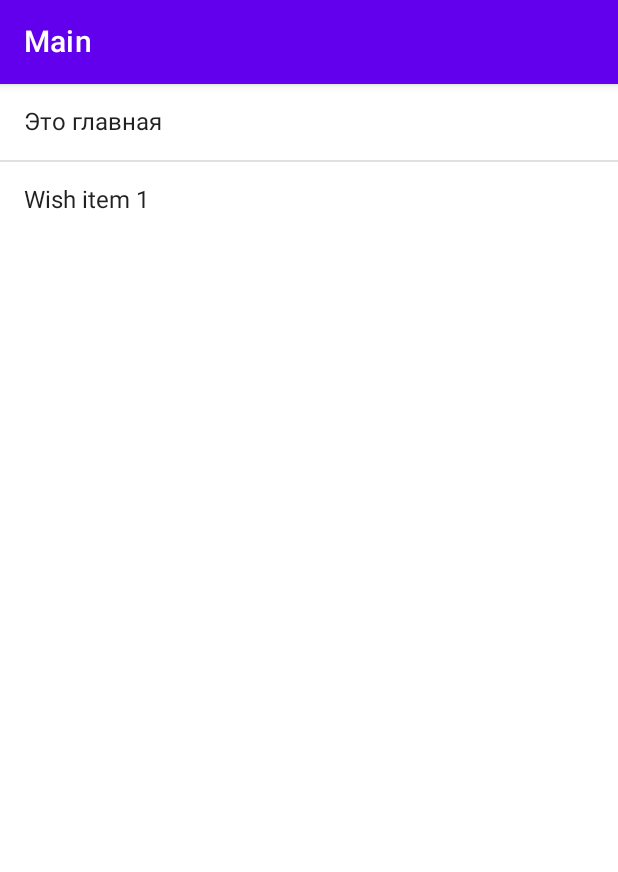
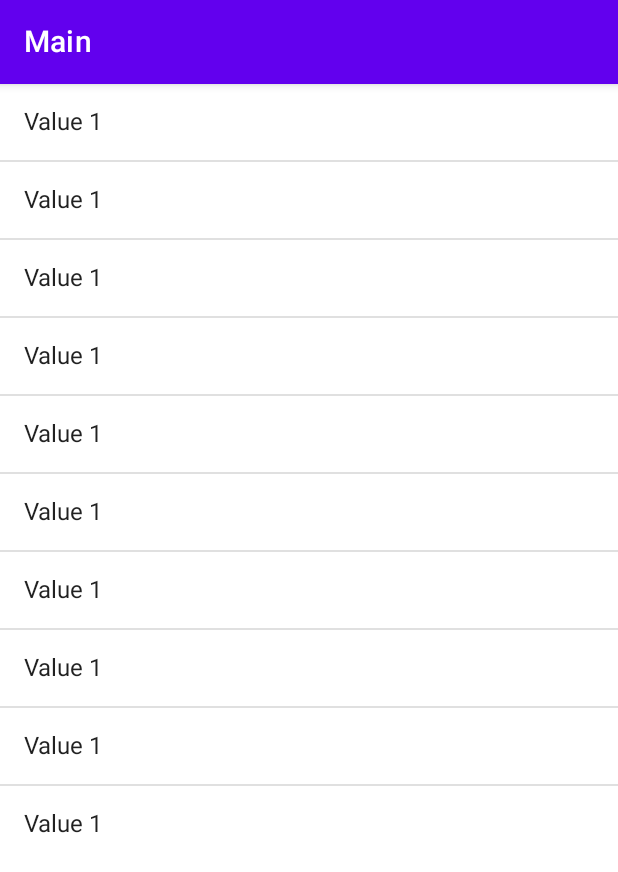
Before and after one commit to VitaliyBelyaev/WishApp, an Android app built with Jetpack Compose: the screen it shows after launch (AppActivity), on a phone screen of 412 x 824 dp. Shown: the top 872 px of the screen. Run offline under Robolectric (Android 15) with nearby library versions, the phone set to English and light mode, and no system bars.

Commit message:
Add main view model

```diff
--- /dev/null
+++ b/app/src/main/java/ru/vitaliy/belyaev/wishapp/entity/Wish.kt
@@ -0,0 +1,8 @@
+package ru.vitaliy.belyaev.wishapp.entity
+
+data class Wish(
+    val id: String,
+    val value: String,
+    val comment: String = "",
+    val link: String = "",
+)
--- a/app/src/main/java/ru/vitaliy/belyaev/wishapp/navigation/Navigation.kt
+++ b/app/src/main/java/ru/vitaliy/belyaev/wishapp/navigation/Navigation.kt
@@ -5,16 +5,22 @@ import androidx.navigation.compose.NavHost
 import androidx.navigation.compose.composable
 import androidx.navigation.compose.rememberNavController
 import ru.vitaliy.belyaev.wishapp.Main
+import ru.vitaliy.belyaev.wishapp.ui.main.MainViewModel
 import ru.vitaliy.belyaev.wishapp.ui.wishdetailed.WishDetailed
 
 @Composable
-fun Navigation() {
+fun Navigation(mainViewModel: MainViewModel) {
     val navController = rememberNavController()
     NavHost(navController = navController, startDestination = MainScreen.ROUTE) {
-        composable(MainScreen.ROUTE) { Main(navController) }
+        composable(MainScreen.ROUTE) {
+            Main(
+                { navController.navigate(WishDetailedScreen.route(it.id)) },
+                mainViewModel.wishItems
+            )
+        }
         composable(WishDetailedScreen.ROUTE) { navBackStackEntry ->
             WishDetailed(
-                navController,
+                { navController.popBackStack() },
                 navBackStackEntry.arguments?.getString(WishDetailedScreen.ARG_WISH_ID) ?: ""
             )
         }
--- a/app/src/main/java/ru/vitaliy/belyaev/wishapp/ui/AppActivity.kt
+++ b/app/src/main/java/ru/vitaliy/belyaev/wishapp/ui/AppActivity.kt
@@ -3,17 +3,22 @@ package ru.vitaliy.belyaev.wishapp.ui
 import android.os.Bundle
 import androidx.activity.ComponentActivity
 import androidx.activity.compose.setContent
+import androidx.activity.viewModels
 import androidx.compose.material.MaterialTheme
 import androidx.compose.material.Surface
 import androidx.compose.runtime.Composable
 import ru.vitaliy.belyaev.wishapp.navigation.Navigation
+import ru.vitaliy.belyaev.wishapp.ui.main.MainViewModel
 import ru.vitaliy.belyaev.wishapp.ui.theme.WishAppTheme
 
 class AppActivity : ComponentActivity() {
+
+    val mainViewModel by viewModels<MainViewModel>()
+
     override fun onCreate(savedInstanceState: Bundle?) {
         super.onCreate(savedInstanceState)
         setContent {
-            App { Navigation() }
+            App { Navigation(mainViewModel) }
         }
     }
 }
--- a/app/src/main/java/ru/vitaliy/belyaev/wishapp/ui/main/Main.kt
+++ b/app/src/main/java/ru/vitaliy/belyaev/wishapp/ui/main/Main.kt
@@ -12,12 +12,14 @@ import androidx.compose.runtime.Composable
 import androidx.compose.ui.Modifier
 import androidx.compose.ui.tooling.preview.Preview
 import androidx.compose.ui.unit.dp
-import androidx.navigation.NavController
-import ru.vitaliy.belyaev.wishapp.navigation.WishDetailedScreen
+import ru.vitaliy.belyaev.wishapp.entity.Wish
 import ru.vitaliy.belyaev.wishapp.ui.topappbar.TopAppBar
 
 @Composable
-fun Main(navController: NavController? = null) =
+fun Main(
+    onWishClicked: (Wish) -> Unit,
+    items: List<Wish>
+) =
     TopAppBar(title = "Main") { topBarAppData ->
         val scrollState = rememberScrollState()
 
@@ -26,22 +28,20 @@ fun Main(navController: NavController? = null) =
                 .padding(topBarAppData.paddingValues)
                 .verticalScroll(scrollState)
         ) {
-            Text(
-                modifier = Modifier
-                    .fillMaxWidth()
-                    .padding(16.dp),
-                text = "Это главная"
-            )
 
-            Divider()
+            items.forEachIndexed { index, wish ->
+                Text(
+                    modifier = Modifier
+                        .fillMaxWidth()
+                        .clickable { onWishClicked.invoke(wish) }
+                        .padding(16.dp),
+                    text = wish.value
+                )
 
-            Text(
-                modifier = Modifier
-                    .fillMaxWidth()
-                    .clickable { navController?.navigate(WishDetailedScreen.route("1")) }
-                    .padding(16.dp),
-                text = "Wish item 1"
-            )
+                if (index != items.lastIndex) {
+                    Divider()
+                }
+            }
         }
 
     }
@@ -49,5 +49,8 @@ fun Main(navController: NavController? = null) =
 @Preview
 @Composable
 fun MainPreview() {
-    Main()
+    Main(
+        {},
+        emptyList()
+    )
 }
--- /dev/null
+++ b/app/src/main/java/ru/vitaliy/belyaev/wishapp/ui/main/MainViewModel.kt
@@ -0,0 +1,40 @@
+package ru.vitaliy.belyaev.wishapp.ui.main
+
+import androidx.compose.runtime.mutableStateListOf
+import androidx.lifecycle.ViewModel
+import ru.vitaliy.belyaev.wishapp.entity.Wish
+
+class MainViewModel : ViewModel() {
+
+    var wishItems = mutableStateListOf<Wish>()
+        private set
+
+
+    init {
+        val items = listOf(
+            Wish("1", "Value 1"),
+            Wish("2", "Value 1"),
+            Wish("3", "Value 1"),
+            Wish("4", "Value 1"),
+            Wish("5", "Value 1"),
+            Wish("6", "Value 1"),
+            Wish("7", "Value 1"),
+            Wish("8", "Value 1"),
+            Wish("9", "Value 1"),
+            Wish("10", "Value 1"),
+        )
+        wishItems.addAll(items)
+    }
+
+    fun addItem(item: Wish) {
+        wishItems.add(item)
+    }
+
+    fun removeItem(item: Wish) {
+        wishItems.remove(item)
+    }
+
+    fun onItemClicked(item: Wish) {
+
+    }
+}
--- a/app/src/main/java/ru/vitaliy/belyaev/wishapp/ui/topappbar/TopAppBar.kt
+++ b/app/src/main/java/ru/vitaliy/belyaev/wishapp/ui/topappbar/TopAppBar.kt
@@ -12,11 +12,10 @@ import androidx.compose.material.icons.Icons.Filled
 import androidx.compose.material.icons.filled.ArrowBack
 import androidx.compose.runtime.Composable
 import androidx.compose.runtime.remember
-import androidx.navigation.NavController
 
 @Composable
 fun TopAppBar(
-    navController: NavController? = null,
+    onBackPressed: (() -> Unit)? = null,
     title: String = "",
     withBackIcon: Boolean = false,
     content: @Composable (TopAppBarData) -> Unit
@@ -28,7 +27,7 @@ fun TopAppBar(
             val navIcon: @Composable (() -> Unit)? =
                 if (withBackIcon) {
                     {
-                        IconButton(onClick = { navController?.popBackStack() }) {
+                        IconButton(onClick = { onBackPressed?.invoke() }) {
                             Icon(Filled.ArrowBack, contentDescription = "Back")
                         }
                     }
```
Also changed, not shown: app/src/main/java/ru/vitaliy/belyaev/wishapp/ui/wishdetailed/WishDetailed.kt (+8 -4 lines).
